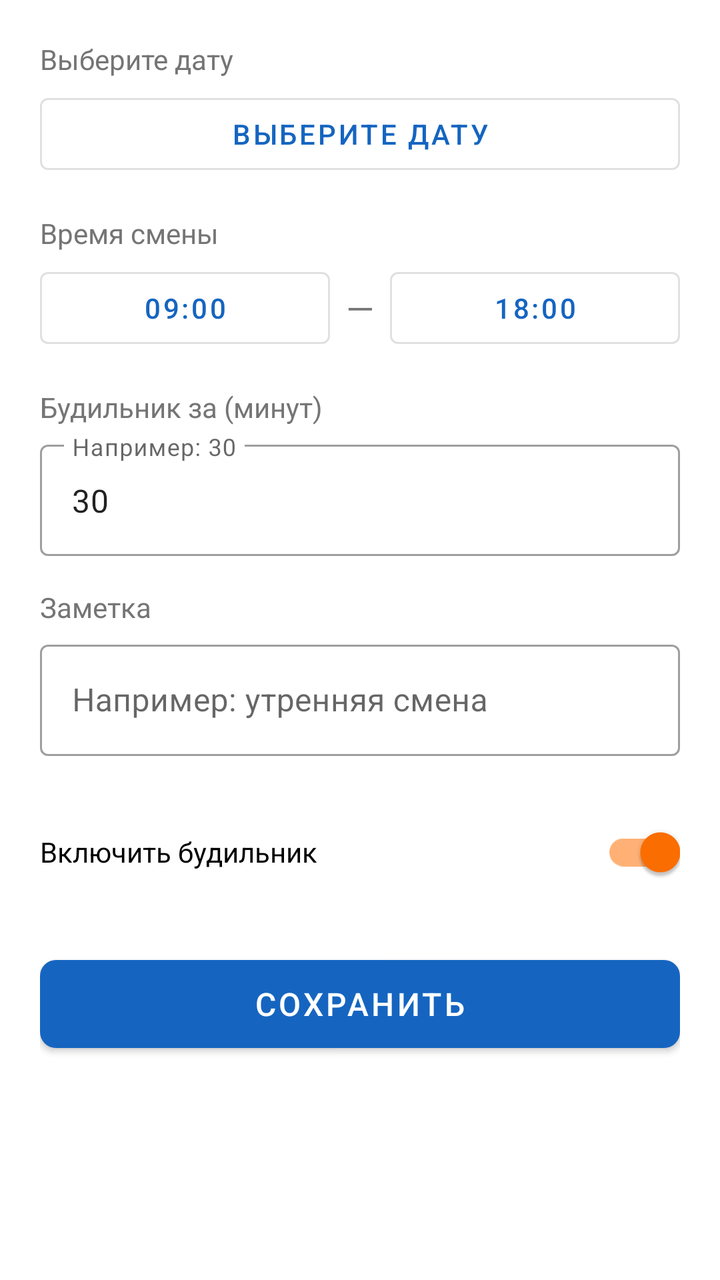
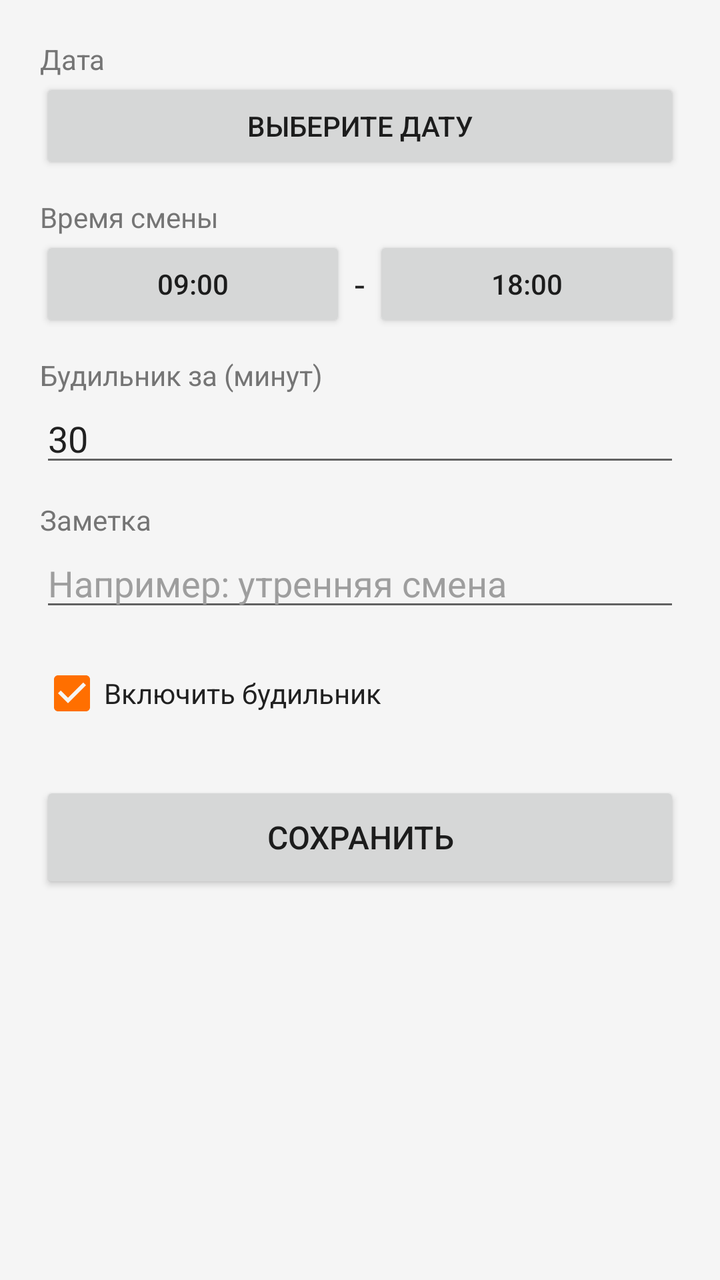

The first picture is an Android layout as it rendered before a commit; the second is the same layout after the commit. The layout source and the unified diff follow.
<!-- AndroidManifest.xml: application theme Theme.WorkScheduleAlarm -->
<!-- res/layout/activity_add_shift.xml -->
<?xml version="1.0" encoding="utf-8"?>
<ScrollView
    xmlns:android="http://schemas.android.com/apk/res/android"
    xmlns:app="http://schemas.android.com/apk/res-auto"
    android:layout_width="match_parent"
    android:layout_height="match_parent"
    android:fillViewport="true">

    <LinearLayout
        android:layout_width="match_parent"
        android:layout_height="wrap_content"
        android:orientation="vertical"
        android:padding="20dp">

        <TextView
            android:layout_width="wrap_content"
            android:layout_height="wrap_content"
            android:text="@string/select_date"
            android:textSize="14sp"
            android:textColor="@color/gray"
            android:layout_marginBottom="4dp" />

        <com.google.android.material.button.MaterialButton
            android:id="@+id/btnSelectDate"
            style="@style/Widget.MaterialComponents.Button.OutlinedButton"
            android:layout_width="match_parent"
            android:layout_height="wrap_content"
            android:text="Выберите дату"
            android:layout_marginBottom="16dp" />

        <TextView
            android:layout_width="wrap_content"
            android:layout_height="wrap_content"
            android:text="@string/shift_time"
            android:textSize="14sp"
            android:textColor="@color/gray"
            android:layout_marginBottom="4dp" />

        <LinearLayout
            android:layout_width="match_parent"
            android:layout_height="wrap_content"
            android:orientation="horizontal"
            android:layout_marginBottom="16dp">

            <com.google.android.material.button.MaterialButton
                android:id="@+id/btnStartTime"
                style="@style/Widget.MaterialComponents.Button.OutlinedButton"
                android:layout_width="0dp"
                android:layout_height="wrap_content"
                android:layout_weight="1"
                android:text="09:00"
                android:layout_marginEnd="8dp" />

            <TextView
                android:layout_width="wrap_content"
                android:layout_height="wrap_content"
                android:text="—"
                android:textSize="18sp"
                android:layout_gravity="center_vertical" />

            <com.google.android.material.button.MaterialButton
                android:id="@+id/btnEndTime"
                style="@style/Widget.MaterialComponents.Button.OutlinedButton"
                android:layout_width="0dp"
                android:layout_height="wrap_content"
                android:layout_weight="1"
                android:text="18:00"
                android:layout_marginStart="8dp" />
        </LinearLayout>

        <TextView
            android:layout_width="wrap_content"
            android:layout_height="wrap_content"
            android:text="@string/alarm_before"
            android:textSize="14sp"
            android:textColor="@color/gray"
            android:layout_marginBottom="4dp" />

        <com.google.android.material.textfield.TextInputLayout
            android:layout_width="match_parent"
            android:layout_height="wrap_content"
            android:layout_marginBottom="16dp"
            style="@style/Widget.MaterialComponents.TextInputLayout.OutlinedBox">

            <com.google.android.material.textfield.TextInputEditText
                android:id="@+id/etMinutesBefore"
                android:layout_width="match_parent"
                android:layout_height="wrap_content"
                android:inputType="number"
                android:hint="@string/minutes_before_hint"
                android:text="30" />
        </com.google.android.material.textfield.TextInputLayout>

        <TextView
            android:layout_width="wrap_content"
            android:layout_height="wrap_content"
            android:text="@string/note"
            android:textSize="14sp"
            android:textColor="@color/gray"
            android:layout_marginBottom="4dp" />

        <com.google.android.material.textfield.TextInputLayout
            android:layout_width="match_parent"
            android:layout_height="wrap_content"
            android:layout_marginBottom="24dp"
            style="@style/Widget.MaterialComponents.TextInputLayout.OutlinedBox">

            <com.google.android.material.textfield.TextInputEditText
                android:id="@+id/etNote"
                android:layout_width="match_parent"
                android:layout_height="wrap_content"
                android:inputType="text"
                android:maxLines="2"
                android:hint="Например: утренняя смена" />
        </com.google.android.material.textfield.TextInputLayout>

        <com.google.android.material.switchmaterial.SwitchMaterial
            android:id="@+id/switchAlarm"
            android:layout_width="match_parent"
            android:layout_height="wrap_content"
            android:text="Включить будильник"
            android:checked="true"
            android:layout_marginBottom="24dp" />

        <com.google.android.material.button.MaterialButton
            android:id="@+id/btnSave"
            android:layout_width="match_parent"
            android:layout_height="56dp"
            android:text="@string/save"
            android:textSize="16sp"
            app:cornerRadius="8dp" />

        <com.google.android.material.button.MaterialButton
            android:id="@+id/btnDelete"
            style="@style/Widget.MaterialComponents.Button.OutlinedButton"
            android:layout_width="match_parent"
            android:layout_height="56dp"
            android:text="@string/delete"
            android:textColor="@android:color/holo_red_dark"
            android:layout_marginTop="8dp"
            android:visibility="gone"
            app:cornerRadius="8dp"
            app:strokeColor="@android:color/holo_red_dark" />

    </LinearLayout>
</ScrollView>
<!-- resources referenced by this layout -->
<resources>
  <color name="gray">#757575</color>
  <string name="alarm_before">Будильник за (минут)</string>
  <string name="delete">Удалить</string>
  <string name="minutes_before_hint">Например: 30</string>
  <string name="note">Заметка</string>
  <string name="save">Сохранить</string>
  <string name="select_date">Выберите дату</string>
  <string name="shift_time">Время смены</string>
  <style name="Theme.WorkScheduleAlarm" parent="Theme.MaterialComponents.DayNight.DarkActionBar">
          <item name="colorPrimary">@color/primary</item>
          <item name="colorPrimaryVariant">@color/primary_dark</item>
          <item name="colorOnPrimary">@color/white</item>
          <item name="colorSecondary">@color/accent</item>
          <item name="colorSecondaryVariant">@color/accent</item>
          <item name="colorOnSecondary">@color/white</item>
          <item name="android:statusBarColor">@color/primary_dark</item>
      </style>
  <color name="primary">#1565C0</color>
  <color name="primary_dark">#0D47A1</color>
  <color name="white">#FFFFFF</color>
  <color name="accent">#FF6F00</color>
</resources>

<!-- the commit's change to res/layout/activity_add_shift.xml (unified diff, before → after) -->
@@ -1,10 +1,10 @@
 <?xml version="1.0" encoding="utf-8"?>
 <ScrollView
     xmlns:android="http://schemas.android.com/apk/res/android"
-    xmlns:app="http://schemas.android.com/apk/res-auto"
     android:layout_width="match_parent"
     android:layout_height="match_parent"
-    android:fillViewport="true">
+    android:fillViewport="true"
+    android:background="#F5F5F5">
 
     <LinearLayout
         android:layout_width="match_parent"
@@ -15,132 +15,109 @@
         <TextView
             android:layout_width="wrap_content"
             android:layout_height="wrap_content"
-            android:text="@string/select_date"
-            android:textSize="14sp"
-            android:textColor="@color/gray"
-            android:layout_marginBottom="4dp" />
+            android:text="Дата"
+            android:textColor="#757575"
+            android:textSize="14sp" />
 
-        <com.google.android.material.button.MaterialButton
+        <Button
             android:id="@+id/btnSelectDate"
-            style="@style/Widget.MaterialComponents.Button.OutlinedButton"
             android:layout_width="match_parent"
             android:layout_height="wrap_content"
             android:text="Выберите дату"
-            android:layout_marginBottom="16dp" />
+            android:layout_marginBottom="12dp" />
 
         <TextView
             android:layout_width="wrap_content"
             android:layout_height="wrap_content"
-            android:text="@string/shift_time"
-            android:textSize="14sp"
-            android:textColor="@color/gray"
-            android:layout_marginBottom="4dp" />
+            android:text="Время смены"
+            android:textColor="#757575"
+            android:textSize="14sp" />
 
         <LinearLayout
             android:layout_width="match_parent"
             android:layout_height="wrap_content"
             android:orientation="horizontal"
-            android:layout_marginBottom="16dp">
+            android:layout_marginBottom="12dp">
 
-            <com.google.android.material.button.MaterialButton
+            <Button
                 android:id="@+id/btnStartTime"
-                style="@style/Widget.MaterialComponents.Button.OutlinedButton"
                 android:layout_width="0dp"
                 android:layout_height="wrap_content"
                 android:layout_weight="1"
-                android:text="09:00"
-                android:layout_marginEnd="8dp" />
+                android:text="09:00" />
 
             <TextView
                 android:layout_width="wrap_content"
                 android:layout_height="wrap_content"
-                android:text="—"
+                android:text=" - "
                 android:textSize="18sp"
+                android:textColor="#212121"
                 android:layout_gravity="center_vertical" />
 
-            <com.google.android.material.button.MaterialButton
+            <Button
                 android:id="@+id/btnEndTime"
-                style="@style/Widget.MaterialComponents.Button.OutlinedButton"
                 android:layout_width="0dp"
                 android:layout_height="wrap_content"
                 android:layout_weight="1"
-                android:text="18:00"
-                android:layout_marginStart="8dp" />
+                android:text="18:00" />
         </LinearLayout>
 
         <TextView
             android:layout_width="wrap_content"
             android:layout_height="wrap_content"
-            android:text="@string/alarm_before"
-            android:textSize="14sp"
-            android:textColor="@color/gray"
-            android:layout_marginBottom="4dp" />
+            android:text="Будильник за (минут)"
+            android:textColor="#757575"
+            android:textSize="14sp" />
 
-        <com.google.android.material.textfield.TextInputLayout
+        <EditText
+            android:id="@+id/etMinutesBefore"
             android:layout_width="match_parent"
             android:layout_height="wrap_content"
-            android:layout_marginBottom="16dp"
-            style="@style/Widget.MaterialComponents.TextInputLayout.OutlinedBox">
-
-            <com.google.android.material.textfield.TextInputEditText
-                android:id="@+id/etMinutesBefore"
-                android:layout_width="match_parent"
-                android:layout_height="wrap_content"
-                android:inputType="number"
-                android:hint="@string/minutes_before_hint"
-                android:text="30" />
-        </com.google.android.material.textfield.TextInputLayout>
+            android:inputType="number"
+            android:text="30"
+            android:textColor="#212121"
+            android:layout_marginBottom="12dp" />
 
         <TextView
             android:layout_width="wrap_content"
             android:layout_height="wrap_content"
-            android:text="@string/note"
-            android:textSize="14sp"
-            android:textColor="@color/gray"
-            android:layout_marginBottom="4dp" />
+            android:text="Заметка"
+            android:textColor="#757575"
+            android:textSize="14sp" />
 
-        <com.google.android.material.textfield.TextInputLayout
+        <EditText
+            android:id="@+id/etNote"
             android:layout_width="match_parent"
             android:layout_height="wrap_content"
-            android:layout_marginBottom="24dp"
-            style="@style/Widget.MaterialComponents.TextInputLayout.OutlinedBox">
+            android:inputType="text"
+            android:hint="Например: утренняя смена"
+            android:textColor="#212121"
+            android:textColorHint="#9E9E9E"
+            android:layout_marginBottom="12dp" />
 
-            <com.google.android.material.textfield.TextInputEditText
-                android:id="@+id/etNote"
-                android:layout_width="match_parent"
-                android:layout_height="wrap_content"
-                android:inputType="text"
-                android:maxLines="2"
-                android:hint="Например: утренняя смена" />
-        </com.google.android.material.textfield.TextInputLayout>
-
-        <com.google.android.material.switchmaterial.SwitchMaterial
-            android:id="@+id/switchAlarm"
+        <CheckBox
+            android:id="@+id/cbAlarm"
             android:layout_width="match_parent"
             android:layout_height="wrap_content"
             android:text="Включить будильник"
+            android:textColor="#212121"
             android:checked="true"
-            android:layout_marginBottom="24dp" />
+            android:layout_marginBottom="20dp" />
 
-        <com.google.android.material.button.MaterialButton
+        <Button
             android:id="@+id/btnSave"
             android:layout_width="match_parent"
             android:layout_height="56dp"
-            android:text="@string/save"
-            android:textSize="16sp"
-            app:cornerRadius="8dp" />
+            android:text="Сохранить"
+            android:textSize="16sp" />
 
-        <com.google.android.material.button.MaterialButton
+        <Button
             android:id="@+id/btnDelete"
-            style="@style/Widget.MaterialComponents.Button.OutlinedButton"
             android:layout_width="match_parent"
             android:layout_height="56dp"
-            android:text="@string/delete"
-            android:textColor="@android:color/holo_red_dark"
+            android:text="Удалить"
             android:layout_marginTop="8dp"
-            android:visibility="gone"
-            app:cornerRadius="8dp"
-            app:strokeColor="@android:color/holo_red_dark" />
+            android:visibility="gone" />
 
     </LinearLayout>
 </ScrollView>
<!-- resource entries referenced after the edit -->
@@ -1,13 +1,5 @@
 <!-- resources referenced by this layout -->
 <resources>
-  <color name="gray">#757575</color>
-  <string name="alarm_before">Будильник за (минут)</string>
-  <string name="delete">Удалить</string>
-  <string name="minutes_before_hint">Например: 30</string>
-  <string name="note">Заметка</string>
-  <string name="save">Сохранить</string>
-  <string name="select_date">Выберите дату</string>
-  <string name="shift_time">Время смены</string>
   <style name="Theme.WorkScheduleAlarm" parent="Theme.MaterialComponents.DayNight.DarkActionBar">
           <item name="colorPrimary">@color/primary</item>
           <item name="colorPrimaryVariant">@color/primary_dark</item>
